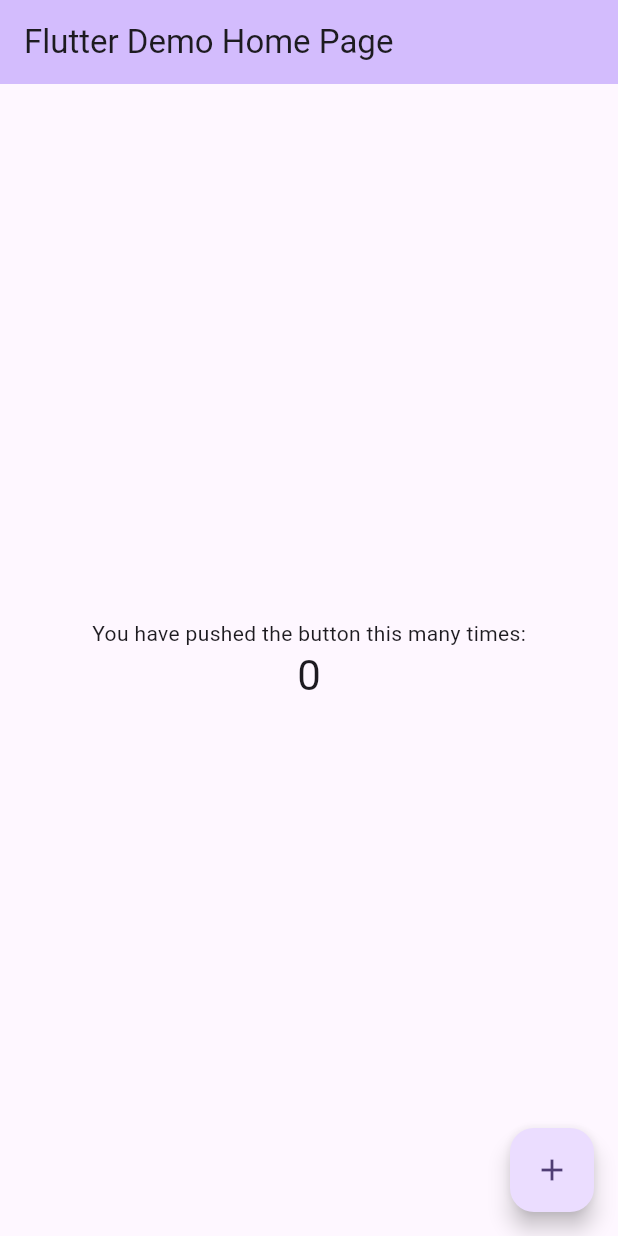
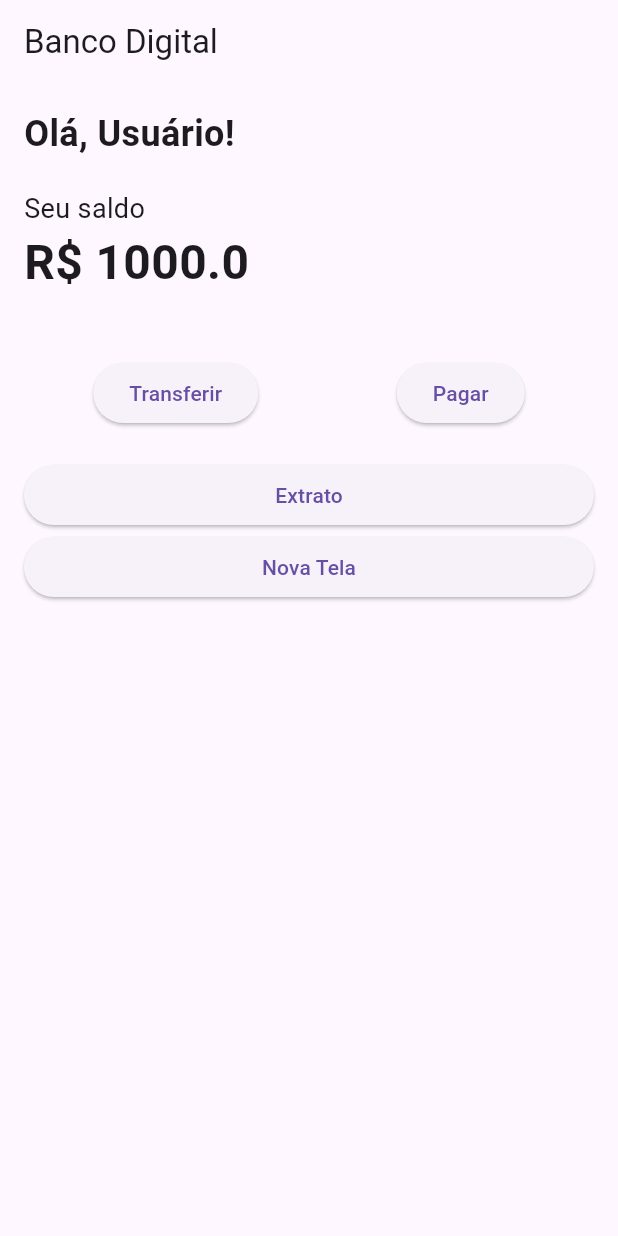
Before and after one commit to danieldevbel/projeto_acai_bank, a Flutter app: the screen it shows after launch, on a phone screen of 412 x 824 dp. Run offline on Flutter 3.47's test engine with Material 3 defaults, Android fonts, the phone set to English and light mode, and no system bars.

Commit message:
primeiro comiit estrutura

```diff
--- a/acai_bank/lib/main.dart
+++ b/acai_bank/lib/main.dart
@@ -1,125 +1,37 @@
 import 'package:flutter/material.dart';
+import 'package:provider/provider.dart';
 
+import 'models/balance_model.dart';
+import 'screens/home_screen.dart';
+import 'screens/new_screen.dart'; // Importar a nova tela
+import 'screens/transfer_screen.dart';
+
+// Ponto de entrada da aplicação
 void main() {
-  runApp(const MyApp());
+  runApp(
+    // Envolve o MyApp com ChangeNotifierProvider para fornecer BalanceModel para toda a aplicação
+    ChangeNotifierProvider(
+      create: (context) => BalanceModel(),
+      child: MyApp(),
+    ),
+  );
 }
 
+// Widget principal da aplicação
 class MyApp extends StatelessWidget {
-  const MyApp({super.key});
-
-  // This widget is the root of your application.
   @override
   Widget build(BuildContext context) {
     return MaterialApp(
-      title: 'Flutter Demo',
+      title: 'Banco Digital', // Título da aplicação
       theme: ThemeData(
-        // This is the theme of your application.
-        //
-        // TRY THIS: Try running your application with "flutter run". You'll see
-        // the application has a purple toolbar. Then, without quitting the app,
-        // try changing the seedColor in the colorScheme below to Colors.green
-        // and then invoke "hot reload" (save your changes or press the "hot
-        // reload" button in a Flutter-supported IDE, or press "r" if you used
-        // the command line to start the app).
-        //
-        // Notice that the counter didn't reset back to zero; the application
-        // state is not lost during the reload. To reset the state, use hot
-        // restart instead.
-        //
-        // This works for code too, not just values: Most code changes can be
-        // tested with just a hot reload.
-        colorScheme: ColorScheme.fromSeed(seedColor: Colors.deepPurple),
-        useMaterial3: true,
+        primarySwatch: Colors.blue, // Tema principal da aplicação
       ),
-      home: const MyHomePage(title: 'Flutter Demo Home Page'),
+      initialRoute: '/', // Rota inicial
+      routes: {
+        '/': (context) => HomeScreen(), // Tela inicial
+        '/transfer': (context) => TransferScreen(), // Tela de transferência
+        '/newScreen': (context) => NewScreen(), // Nova tela
+      },
     );
   }
 }
-
-class MyHomePage extends StatefulWidget {
-  const MyHomePage({super.key, required this.title});
-
-  // This widget is the home page of your application. It is stateful, meaning
-  // that it has a State object (defined below) that contains fields that affect
-  // how it looks.
-
-  // This class is the configuration for the state. It holds the values (in this
-  // case the title) provided by the parent (in this case the App widget) and
-  // used by the build method of the State. Fields in a Widget subclass are
-  // always marked "final".
-
-  final String title;
-
-  @override
-  State<MyHomePage> createState() => _MyHomePageState();
-}
-
-class _MyHomePageState extends State<MyHomePage> {
-  int _counter = 0;
-
-  void _incrementCounter() {
-    setState(() {
-      // This call to setState tells the Flutter framework that something has
-      // changed in this State, which causes it to rerun the build method below
-      // so that the display can reflect the updated values. If we changed
-      // _counter without calling setState(), then the build method would not be
-      // called again, and so nothing would appear to happen.
-      _counter++;
-    });
-  }
-
-  @override
-  Widget build(BuildContext context) {
-    // This method is rerun every time setState is called, for instance as done
-    // by the _incrementCounter method above.
-    //
-    // The Flutter framework has been optimized to make rerunning build methods
-    // fast, so that you can just rebuild anything that needs updating rather
-    // than having to individually change instances of widgets.
-    return Scaffold(
-      appBar: AppBar(
-        // TRY THIS: Try changing the color here to a specific color (to
-        // Colors.amber, perhaps?) and trigger a hot reload to see the AppBar
-        // change color while the other colors stay the same.
-        backgroundColor: Theme.of(context).colorScheme.inversePrimary,
-        // Here we take the value from the MyHomePage object that was created by
-        // the App.build method, and use it to set our appbar title.
-        title: Text(widget.title),
-      ),
-      body: Center(
-        // Center is a layout widget. It takes a single child and positions it
-        // in the middle of the parent.
-        child: Column(
-          // Column is also a layout widget. It takes a list of children and
-          // arranges them vertically. By default, it sizes itself to fit its
-          // children horizontally, and tries to be as tall as its parent.
-          //
-          // Column has various properties to control how it sizes itself and
-          // how it positions its children. Here we use mainAxisAlignment to
-          // center the children vertically; the main axis here is the vertical
-          // axis because Columns are vertical (the cross axis would be
-          // horizontal).
-          //
-          // TRY THIS: Invoke "debug painting" (choose the "Toggle Debug Paint"
-          // action in the IDE, or press "p" in the console), to see the
-          // wireframe for each widget.
-          mainAxisAlignment: MainAxisAlignment.center,
-          children: <Widget>[
-            const Text(
-              'You have pushed the button this many times:',
-            ),
-            Text(
-              '$_counter',
-              style: Theme.of(context).textTheme.headlineMedium,
-            ),
-          ],
-        ),
-      ),
-      floatingActionButton: FloatingActionButton(
-        onPressed: _incrementCounter,
-        tooltip: 'Increment',
-        child: const Icon(Icons.add),
-      ), // This trailing comma makes auto-formatting nicer for build methods.
-    );
-  }
-}
--- /dev/null
+++ b/acai_bank/lib/models/balance_model.dart
@@ -0,0 +1,18 @@
+import 'package:flutter/foundation.dart';
+
+// Classe para gerenciar o saldo
+class BalanceModel with ChangeNotifier {
+  double _balance = 1000.0; // Saldo inicial
+
+  // Getter para obter o saldo atual
+  double get balance => _balance;
+
+  // Método para realizar transferência
+  void transfer(double amount) {
+    // Verifica se o saldo é suficiente para a transferência
+    if (_balance >= amount) {
+      _balance -= amount; // Deduz o valor transferido do saldo
+      notifyListeners(); // Notifica ouvintes sobre a mudança no saldo
+    }
+  }
+}
--- /dev/null
+++ b/acai_bank/lib/screens/home_screen.dart
@@ -0,0 +1,96 @@
+import 'package:flutter/material.dart';
+import 'package:provider/provider.dart';
+
+import '../models/balance_model.dart';
+
+// Tela inicial da aplicação
+class HomeScreen extends StatelessWidget {
+  @override
+  Widget build(BuildContext context) {
+    return Scaffold(
+      appBar: AppBar(
+        title: Text('Banco Digital'), // Título no cabeçalho da tela
+      ),
+      body: HomeContent(), // Conteúdo principal da tela
+    );
+  }
+}
+
+// Conteúdo principal da tela inicial
+class HomeContent extends StatelessWidget {
+  @override
+  Widget build(BuildContext context) {
+    // Obtém o saldo atual do BalanceModel usando context.watch
+    var balance = context.watch<BalanceModel>().balance;
+
+    return Padding(
+      padding: const EdgeInsets.all(16.0), // Espaçamento interno
+      child: Column(
+        crossAxisAlignment:
+            CrossAxisAlignment.start, // Alinhamento dos elementos na coluna
+        children: [
+          // Saudação ao usuário
+          Text(
+            'Olá, Usuário!',
+            style: TextStyle(fontSize: 24, fontWeight: FontWeight.bold),
+          ),
+          SizedBox(height: 20), // Espaço entre os elementos
+
+          // Texto de saldo
+          Text(
+            'Seu saldo',
+            style: TextStyle(fontSize: 18),
+          ),
+          Text(
+            'R\$ $balance', // Valor do saldo (dinâmico)
+            style: TextStyle(fontSize: 32, fontWeight: FontWeight.bold),
+          ),
+          SizedBox(height: 40), // Espaço entre os elementos
+
+          // Linha com botões de ação
+          Row(
+            mainAxisAlignment:
+                MainAxisAlignment.spaceAround, // Distribuição dos botões
+            children: [
+              // Botão de Transferência
+              ElevatedButton(
+                onPressed: () {
+                  // Navega para a tela de transferência
+                  Navigator.pushNamed(context, '/transfer');
+                },
+                child: Text('Transferir'),
+              ),
+              // Botão de Pagamento
+              ElevatedButton(
+                onPressed: () {},
+                child: Text('Pagar'),
+              ),
+            ],
+          ),
+          SizedBox(height: 20), // Espaço entre os elementos
+
+          // Botão de Extrato (largura total)
+          ElevatedButton(
+            onPressed: () {}, // Ação ao clicar no botão (vazio por enquanto)
+            child: Text('Extrato'),
+            style: ElevatedButton.styleFrom(
+              minimumSize: Size(double.infinity, 40), // Botão de largura total
+            ),
+          ),
+
+          // Botão para Nova Tela (largura total)
+          ElevatedButton(
+            onPressed: () {
+              // Navega para a nova tela
+              Navigator.pushNamed(context, '/newScreen');
+            },
+            child: Text('Nova Tela'),
+            style: ElevatedButton.styleFrom(
+              minimumSize: Size(double.infinity, 40), // Botão de largura total
+            ),
+          ),
+        ],
+      ),
+    );
+  }
+}
--- a/acai_bank/pubspec.yaml
+++ b/acai_bank/pubspec.yaml
@@ -39,6 +39,7 @@ dependencies:
 dev_dependencies:
   flutter_test:
     sdk: flutter
+  provider: ^6.0.0
 
   # The "flutter_lints" package below contains a set of recommended lints to
   # encourage good coding practices. The lint set provided by the package is
```
Also changed, not shown: acai_bank/lib/screens/new_screen.dart (added, +19 -0 lines), acai_bank/lib/screens/transfer_screen.dart (added, +43 -0 lines), acai_bank/pubspec.lock.
